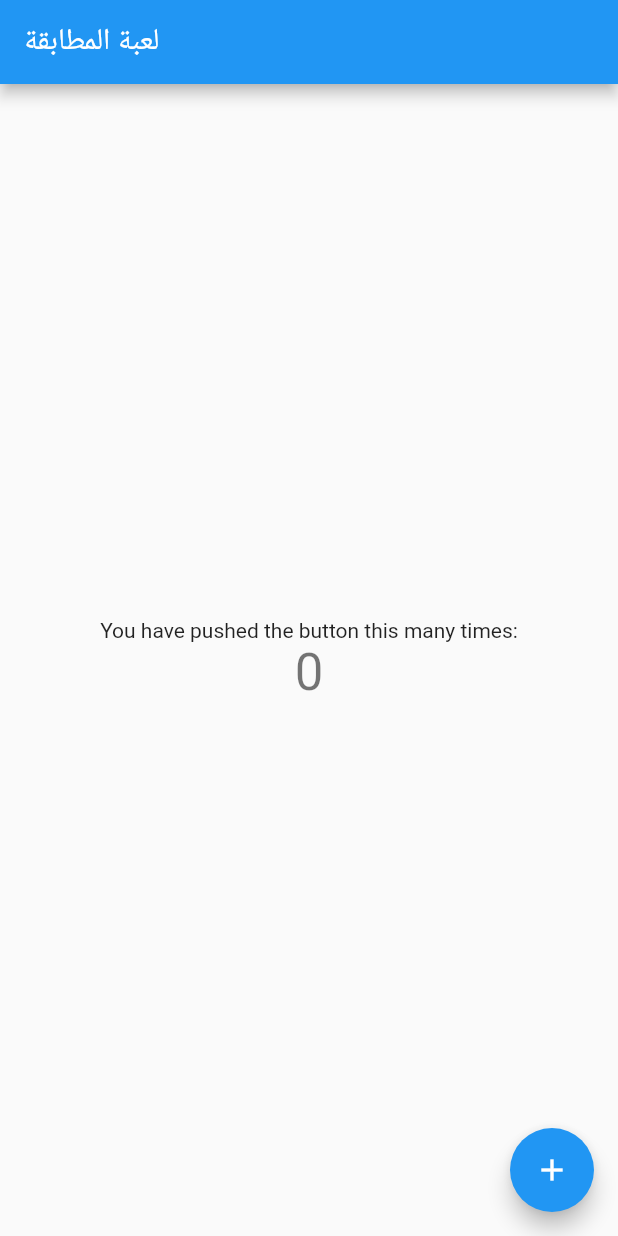
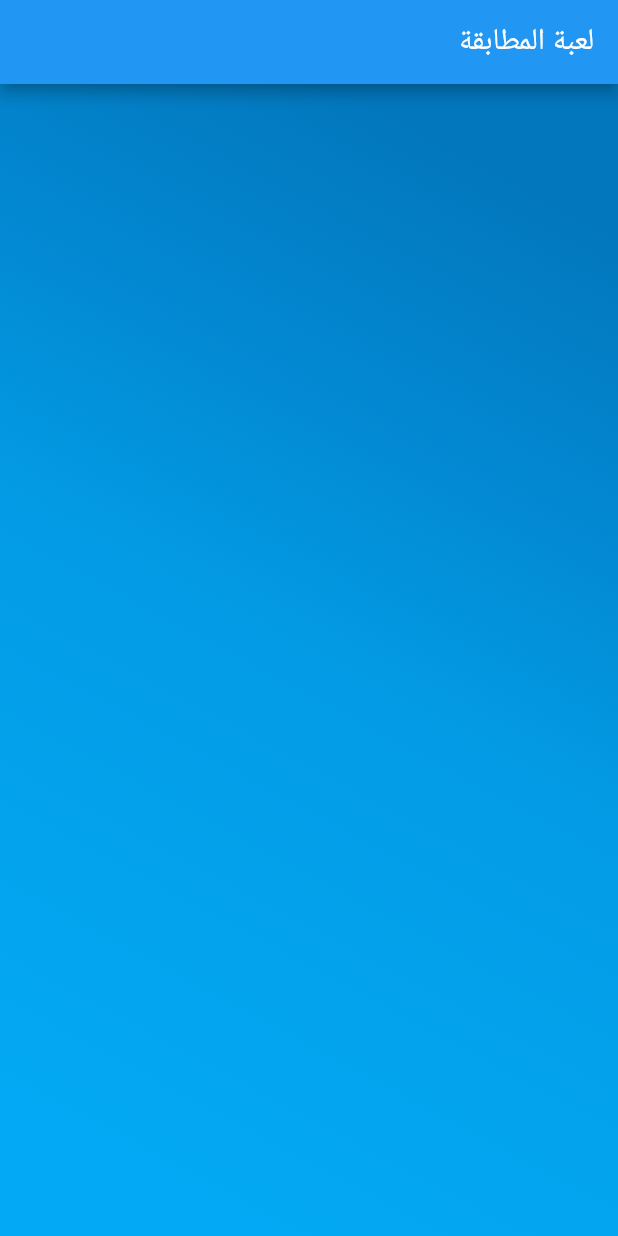
Before and after one commit to YousefAlkhulaif/matching_game, a Flutter app: the screen it shows after launch, on a phone screen of 412 x 824 dp. Run offline on Flutter 3.47's test engine with Material 2 defaults, Android fonts, the phone set to English and light mode, and no system bars.

Commit message:
background color

```diff
--- a/lib/main.dart
+++ b/lib/main.dart
@@ -8,7 +8,23 @@ class MyApp extends StatelessWidget {
   Widget build(BuildContext context) {
     return MaterialApp(
       title: 'Flutter Demo',
+      builder: (BuildContext context, Widget child) {
+        return new Directionality(
+          textDirection: TextDirection.rtl,
+          child: new Builder(
+            builder: (BuildContext context) {
+              return new MediaQuery(
+                data: MediaQuery.of(context).copyWith(
+                  textScaleFactor: 1.0,
+                ),
+                child: child,
+              );
+            },
+          ),
+        );
+      },
       theme: ThemeData(
+        brightness: Brightness.light,
         // This is the theme of your application.
         //
         // Try running your application with "flutter run". You'll see the
@@ -71,41 +87,61 @@ class _MyHomePageState extends State<MyHomePage> {
         // the App.build method, and use it to set our appbar title.
         title: Text(widget.title),
       ),
-      body: Center(
-        // Center is a layout widget. It takes a single child and positions it
-        // in the middle of the parent.
-        child: Column(
-          // Column is also layout widget. It takes a list of children and
-          // arranges them vertically. By default, it sizes itself to fit its
-          // children horizontally, and tries to be as tall as its parent.
-          //
-          // Invoke "debug painting" (press "p" in the console, choose the
-          // "Toggle Debug Paint" action from the Flutter Inspector in Android
-          // Studio, or the "Toggle Debug Paint" command in Visual Studio Code)
-          // to see the wireframe for each widget.
-          //
-          // Column has various properties to control how it sizes itself and
-          // how it positions its children. Here we use mainAxisAlignment to
-          // center the children vertically; the main axis here is the vertical
-          // axis because Columns are vertical (the cross axis would be
-          // horizontal).
-          mainAxisAlignment: MainAxisAlignment.center,
-          children: <Widget>[
-            Text(
-              'You have pushed the button this many times:',
-            ),
-            Text(
-              '$_counter',
-              style: Theme.of(context).textTheme.display1,
-            ),
-          ],
+      body: Container(
+//        child: Column(
+//          // Column is also layout widget. It takes a list of children and
+//          // arranges them vertically. By default, it sizes itself to fit its
+//          // children horizontally, and tries to be as tall as its parent.
+//          //
+//          // Invoke "debug painting" (press "p" in the console, choose the
+//          // "Toggle Debug Paint" action from the Flutter Inspector in Android
+//          // Studio, or the "Toggle Debug Paint" command in Visual Studio Code)
+//          // to see the wireframe for each widget.
+//          //
+//          // Column has various properties to control how it sizes itself and
+//          // how it positions its children. Here we use mainAxisAlignment to
+//          // center the children vertically; the main axis here is the vertical
+//          // axis because Columns are vertical (the cross axis would be
+//          // horizontal).
+//          mainAxisAlignment: MainAxisAlignment.center,
+//          children: [
+//            new Card(
+//              child: Column(
+//                mainAxisSize: MainAxisSize.min,
+//                children: <Widget>[
+//                  const ListTile(
+//                    leading: Icon(Icons.album),
+//                    title: Text(
+//                      'قيد الإنتظار',
+//                      textAlign: TextAlign.center,
+//                      style: TextStyle(
+//                        fontSize: 50.0,
+//                      ),
+//                    ),
+//                  ),
+//                ],
+//              ),
+//              color: Colors.blue,
+//            ),
+//          ],
+//        ),
+        decoration: BoxDecoration(
+          gradient: LinearGradient(
+            // Where the linear gradient begins and ends
+            begin: Alignment.topRight,
+            end: Alignment.bottomLeft,
+            // Add one stop for each color. Stops should increase from 0 to 1
+            stops: [0.1, 0.3, 0.5, 0.9],
+            colors: [
+              // Colors are easy thanks to Flutter's Colors class.
+              Colors.lightBlue[800],
+              Colors.lightBlue[700],
+              Colors.lightBlue[600],
+              Colors.lightBlue[500],
+            ],
+          ),
         ),
       ),
-      floatingActionButton: FloatingActionButton(
-        onPressed: _incrementCounter,
-        tooltip: 'Increment',
-        child: Icon(Icons.add),
-      ), // This trailing comma makes auto-formatting nicer for build methods.
     );
   }
 }
```
